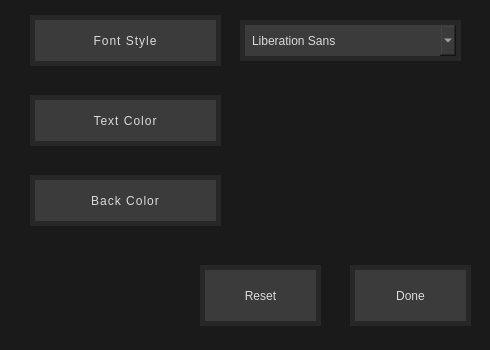
Old version of the form NoteBlock/options_dialog.ui in the repository vince-exe/NoteBlock; both pictures show x 0 to 490 and y 165 to 515 of the 490 by 515 pixel window.
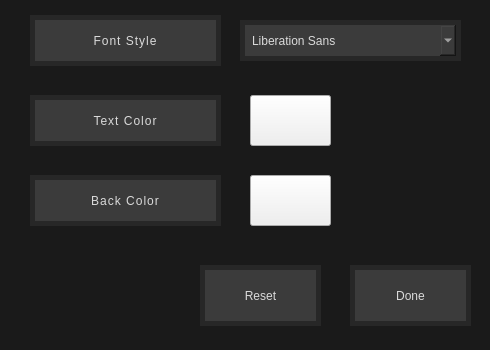
New version of the form.

```diff
--- a/NoteBlock/options_dialog.ui
+++ b/NoteBlock/options_dialog.ui
@@ -267,10 +267,7 @@
     </rect>
    </property>
    <property name="styleSheet">
-    <string notr="true">QPushButton {
-	background-color: rgb(26, 26, 26);
-	border: none;
-}</string>
+    <string notr="true"/>
    </property>
    <property name="text">
     <string/>
@@ -286,10 +283,7 @@
     </rect>
    </property>
    <property name="styleSheet">
-    <string notr="true">QPushButton {
-	background-color: rgb(26, 26, 26);
-	border: none;
-}</string>
+    <string notr="true"/>
    </property>
    <property name="text">
     <string/>
```
